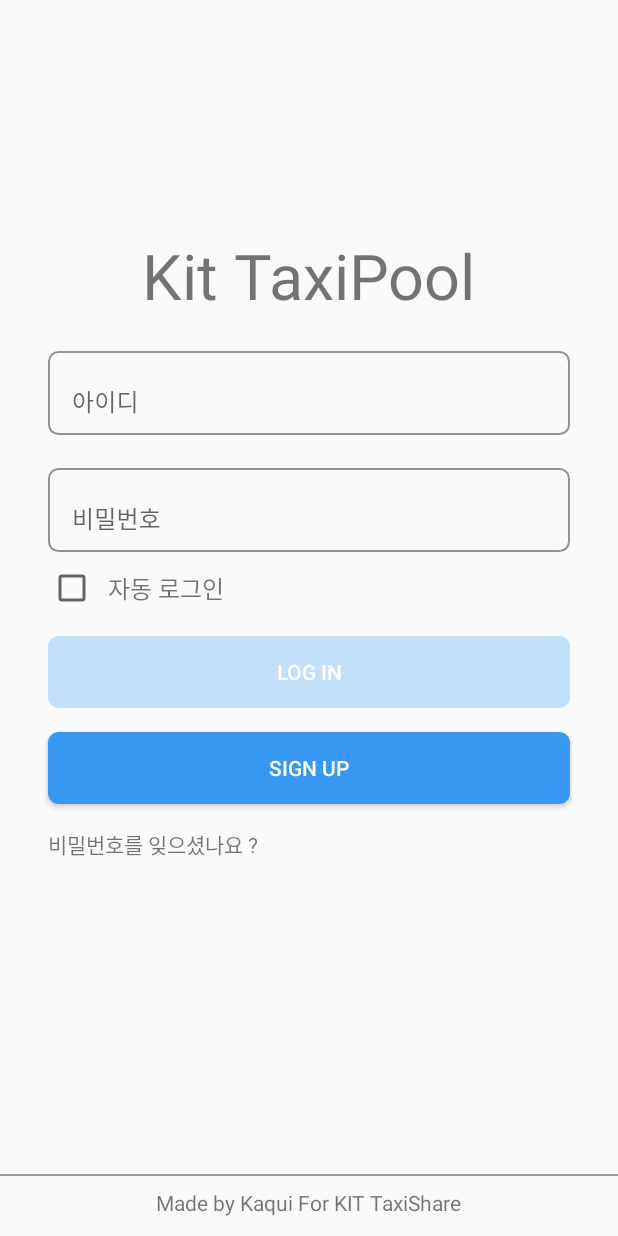
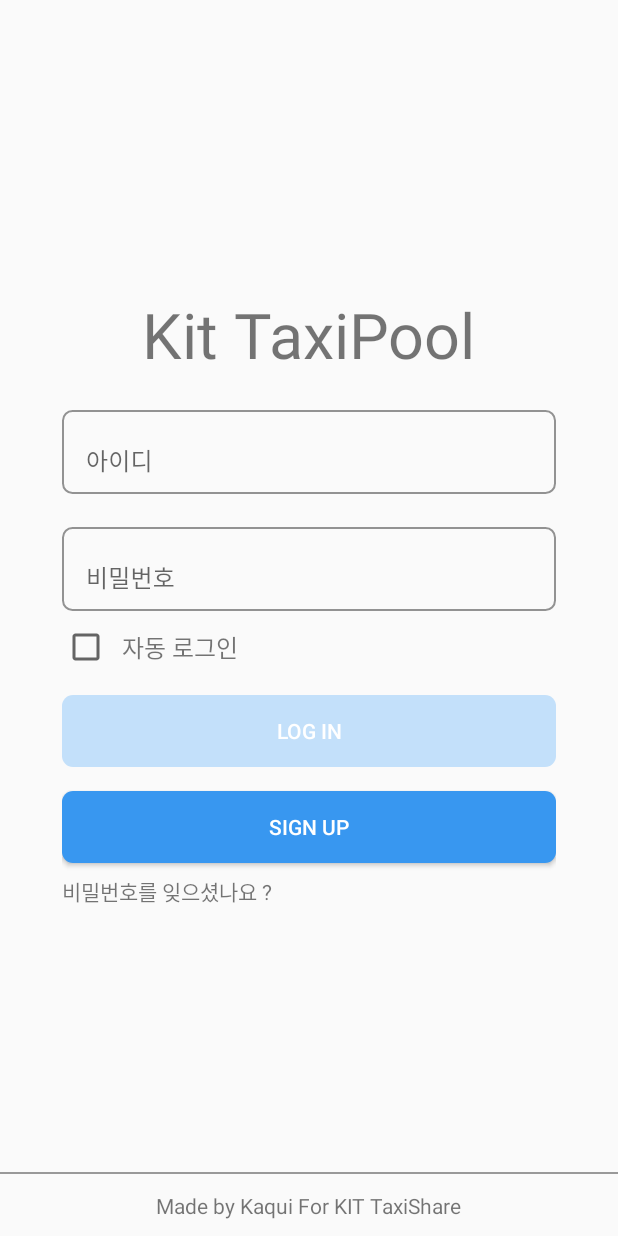
Before and after one commit to KaquiIOS/KIT_TAXI_SHARE, an Android app: the LoginActivity screen opened directly, with no data from a screen before it, on a phone screen of 412 x 824 dp. Run offline under Robolectric (Android 15) with nearby library versions, the phone set to English and light mode, and no system bars; our stand-ins replace RxJava; libraries missing offline, so code that uses them is left out: com.jakewharton.rxbinding3; 7 statements that could not run were skipped.

```diff
--- a/app/src/main/java/com/meongbyeol/taxishare/view/signup/SignUpActivity.kt
+++ b/app/src/main/java/com/meongbyeol/taxishare/view/signup/SignUpActivity.kt
@@ -14,6 +14,7 @@ import com.meongbyeol.taxishare.data.repo.ServerRepositoryImpl
 import com.meongbyeol.taxishare.view.BaseActivity
 import com.tedpark.tedpermission.rx2.TedRx2Permission
 import kotlinx.android.synthetic.main.activity_sign_up.*
+import org.jetbrains.anko.sdk27.coroutines.onClick
 import org.jetbrains.anko.sdk27.coroutines.onTouch
 import org.jetbrains.anko.toast
 
@@ -130,10 +131,8 @@ class SignUpActivity : BaseActivity(), SignUpView {
             .setPermissions(Manifest.permission.READ_EXTERNAL_STORAGE)
             .request()
             .subscribe({
-                // TODO : 갤러리로 넘어가기
                 slideBottomSheet()
             }, {
-                // TODO : 오류 처리하기
                 it.stackTrace[0]
             })
     }
@@ -170,6 +169,9 @@ class SignUpActivity : BaseActivity(), SignUpView {
                 it.stackTrace[0]
             })
 
+        btn_sign_up_back.onClick {
+            finish()
+        }
 
         // 비밀번호 동일 확인
         text_input_sign_up_confirm_pw.textChanges().skipInitialValue()
--- a/app/src/main/res/layout/activity_location_search.xml
+++ b/app/src/main/res/layout/activity_location_search.xml
@@ -29,6 +29,7 @@
                 android:layout_height="wrap_content"
                 android:textSize="18sp"
                 android:maxLines="1"
+                android:inputType="text"
                 android:background="@color/transparent"
                 android:textCursorDrawable="@drawable/blue_cursor"/>
 
--- a/app/src/main/res/layout/activity_login.xml
+++ b/app/src/main/res/layout/activity_login.xml
@@ -1,8 +1,7 @@
 <?xml version="1.0" encoding="utf-8"?>
-<androidx.constraintlayout.widget.ConstraintLayout
-        xmlns:android="http://schemas.android.com/apk/res/android"
+<androidx.constraintlayout.widget.ConstraintLayout xmlns:android="http://schemas.android.com/apk/res/android"
+        xmlns:app="http://schemas.android.com/apk/res-auto"
         xmlns:tools="http://schemas.android.com/tools"
-        xmlns:app="http://schemas.android.com/apk/res-auto"
         android:layout_width="match_parent"
         android:layout_height="match_parent"
         android:focusable="true"
@@ -14,74 +13,78 @@
             android:layout_width="wrap_content"
             android:layout_height="match_parent"
             android:orientation="vertical"
-            app:layout_constraintGuide_begin="@dimen/guide_32"/>
+            app:layout_constraintGuide_percent="0.1" />
 
     <androidx.constraintlayout.widget.Guideline
             android:id="@+id/guide_login_end"
             android:layout_width="wrap_content"
             android:layout_height="match_parent"
             android:orientation="vertical"
-            app:layout_constraintGuide_end="@dimen/guide_32"/>
+            app:layout_constraintGuide_percent="0.9" />
 
     <androidx.constraintlayout.widget.Guideline
             android:id="@+id/guide_login_bottom"
             android:layout_width="wrap_content"
             android:layout_height="match_parent"
             android:orientation="horizontal"
-            app:layout_constraintGuide_percent="0.95"/>
+            app:layout_constraintGuide_percent="0.95" />
 
+    <androidx.constraintlayout.widget.ConstraintLayout
+            android:id="@+id/cl_login_content"
+            android:layout_width="0dp"
+            android:layout_height="wrap_content"
+            android:layout_marginTop="8dp"
+            app:layout_constraintBottom_toBottomOf="@id/guide_login_bottom"
+            app:layout_constraintEnd_toEndOf="@id/guide_login_end"
+            app:layout_constraintStart_toStartOf="@id/guide_login_start"
+            app:layout_constraintTop_toTopOf="parent">
 
-    <androidx.constraintlayout.widget.Guideline
-            android:id="@+id/guide_login_center_h"
-            android:layout_width="wrap_content"
-            android:layout_height="match_parent"
-            android:orientation="horizontal"
-            app:layout_constraintGuide_percent="0.15"/>
 
         <TextView
                 android:id="@+id/tv_login_logo"
                 android:layout_width="wrap_content"
                 android:layout_height="wrap_content"
-            android:layout_marginTop="32dp"
+                android:layout_marginTop="8dp"
                 android:text="@string/login_title"
                 android:textSize="42sp"
-            app:layout_constraintStart_toStartOf="@id/guide_login_start"
-            app:layout_constraintTop_toTopOf="@id/guide_login_center_h"
-            app:layout_constraintEnd_toEndOf="@id/guide_login_end"/>
+                app:layout_constraintEnd_toEndOf="parent"
+                app:layout_constraintStart_toStartOf="parent"
+                app:layout_constraintTop_toTopOf="parent" />
 
         <com.google.android.material.textfield.TextInputLayout
                 android:id="@+id/text_layout_login_id"
+                style="@style/DefaultTextLayoutForm"
+                android:layout_marginTop="@dimen/top_default"
                 android:hint="@string/login_id_hint"
-            android:layout_marginTop="@dimen/top_default"
-            style="@style/DefaultTextLayoutForm"
-            app:layout_constraintStart_toStartOf="@id/guide_login_start"
-            app:layout_constraintTop_toBottomOf="@id/tv_login_logo"
-            app:layout_constraintEnd_toEndOf="@id/guide_login_end">
+                app:layout_constraintEnd_toEndOf="parent"
+                app:layout_constraintStart_toStartOf="parent"
+                app:layout_constraintTop_toBottomOf="@id/tv_login_logo">
 
             <com.google.android.material.textfield.TextInputEditText
                     android:id="@+id/text_input_login_id"
                     android:layout_width="match_parent"
                     android:layout_height="wrap_content"
+                    android:inputType="text"
                     android:maxLength="31"
-                android:maxLines="1"/>
+                    android:maxLines="1" />
 
         </com.google.android.material.textfield.TextInputLayout>
 
         <com.google.android.material.textfield.TextInputLayout
                 android:id="@+id/text_layout_login_pw"
+                style="@style/DefaultTextLayoutForm"
+                android:layout_marginTop="@dimen/top_default"
                 android:hint="@string/login_pw_hint"
-            android:layout_marginTop="@dimen/top_default"
-            style="@style/DefaultTextLayoutForm"
-            app:layout_constraintStart_toStartOf="@id/guide_login_start"
-            app:layout_constraintTop_toBottomOf="@id/text_layout_login_id"
-            app:layout_constraintEnd_toEndOf="@id/guide_login_end">
+                app:layout_constraintEnd_toEndOf="parent"
+                app:layout_constraintStart_toStartOf="parent"
+                app:layout_constraintTop_toBottomOf="@id/text_layout_login_id">
 
             <com.google.android.material.textfield.TextInputEditText
                     android:id="@+id/text_input_login_pw"
                     android:layout_width="match_parent"
                     android:layout_height="wrap_content"
-                android:maxLines="1"
-                android:inputType="textPassword"/>
+                    android:inputType="textPassword"
+                    android:maxLines="1" />
 
         </com.google.android.material.textfield.TextInputLayout>
 
@@ -90,32 +93,32 @@
                 android:layout_width="wrap_content"
                 android:layout_height="wrap_content"
                 android:layout_marginTop="@dimen/default_gutter"
-            app:layout_constraintStart_toStartOf="@id/guide_login_start"
-            app:layout_constraintTop_toBottomOf="@id/text_layout_login_pw"/>
+                app:layout_constraintStart_toStartOf="parent"
+                app:layout_constraintTop_toBottomOf="@id/text_layout_login_pw" />
 
         <TextView
                 android:id="@+id/text_login_remember"
                 android:layout_width="wrap_content"
                 android:layout_height="wrap_content"
+                android:layout_marginStart="@dimen/default_gutter"
                 android:text="@string/login_auto_text"
-            android:layout_marginStart="@dimen/default_gutter"
                 android:textSize="16sp"
+                app:layout_constraintBottom_toBottomOf="@id/cb_login_remember"
                 app:layout_constraintStart_toEndOf="@id/cb_login_remember"
-            app:layout_constraintTop_toTopOf="@id/cb_login_remember"
-            app:layout_constraintBottom_toBottomOf="@id/cb_login_remember"/>
+                app:layout_constraintTop_toTopOf="@id/cb_login_remember" />
 
         <Button
                 android:id="@+id/btn_login_request"
                 android:layout_width="0dp"
                 android:layout_height="wrap_content"
+                android:layout_marginTop="@dimen/top_default"
+                android:background="@drawable/button_background_selector"
                 android:enabled="false"
                 android:text="@string/login_button_text"
-            android:layout_marginTop="@dimen/top_default"
-            android:background="@drawable/button_background_selector"
                 android:textColor="@color/common_white"
-            app:layout_constraintStart_toStartOf="@id/guide_login_start"
-            app:layout_constraintEnd_toEndOf="@id/guide_login_end"
-            app:layout_constraintTop_toBottomOf="@id/cb_login_remember"/>
+                app:layout_constraintEnd_toEndOf="parent"
+                app:layout_constraintStart_toStartOf="parent"
+                app:layout_constraintTop_toBottomOf="@id/cb_login_remember" />
 
         <Button
                 android:id="@+id/btn_login_sign_up"
@@ -125,37 +128,42 @@
                 android:background="@drawable/background_enable_btn_round_corner"
                 android:text="@string/login_sign_up_button_text"
                 android:textColor="@color/common_white"
-            app:layout_constraintStart_toStartOf="@id/guide_login_start"
-            app:layout_constraintEnd_toEndOf="@id/guide_login_end"
-            app:layout_constraintTop_toBottomOf="@id/btn_login_request"/>
+                app:layout_constraintEnd_toEndOf="parent"
+                app:layout_constraintStart_toStartOf="parent"
+                app:layout_constraintTop_toBottomOf="@id/btn_login_request" />
 
         <TextView
                 android:id="@+id/btn_login_find_pw"
                 android:layout_width="wrap_content"
                 android:layout_height="wrap_content"
+                android:layout_marginTop="8dp"
                 android:text="@string/login_find_pw_text"
-            android:layout_marginTop="@dimen/top_default"
-            app:layout_constraintStart_toStartOf="@id/guide_login_start"
-            app:layout_constraintTop_toBottomOf="@id/btn_login_sign_up"/>
+                app:layout_constraintStart_toStartOf="parent"
+                app:layout_constraintTop_toBottomOf="@id/btn_login_sign_up" />
+
+
+    </androidx.constraintlayout.widget.ConstraintLayout>
 
     <View
             android:id="@+id/pl_login_1"
             android:layout_width="match_parent"
             android:layout_height="1dp"
             android:background="@color/common_gray"
+            app:layout_constraintBottom_toBottomOf="@id/guide_login_bottom"
+            app:layout_constraintEnd_toEndOf="@id/guide_login_end"
             app:layout_constraintStart_toStartOf="@id/guide_login_start"
-            app:layout_constraintEnd_toEndOf="@id/guide_login_end"
-            app:layout_constraintTop_toTopOf="@id/guide_login_bottom"/>
+            app:layout_constraintTop_toBottomOf="@id/cl_login_content"
+            app:layout_constraintVertical_bias="1" />
 
     <TextView
             android:id="@+id/tv_login_made_by"
             android:layout_width="wrap_content"
             android:layout_height="wrap_content"
-            android:layout_marginTop="@dimen/default_gutter"
             android:text="@string/login_made_by_text"
+            app:layout_constraintBottom_toBottomOf="parent"
+            app:layout_constraintEnd_toEndOf="@id/guide_login_end"
             app:layout_constraintStart_toStartOf="@id/guide_login_start"
-            app:layout_constraintEnd_toEndOf="@id/guide_login_end"
-            app:layout_constraintTop_toBottomOf="@id/pl_login_1"/>
+            app:layout_constraintTop_toBottomOf="@id/pl_login_1" />
 
 
 </androidx.constraintlayout.widget.ConstraintLayout>
--- a/app/src/main/res/layout/dialog_mylocation_register.xml
+++ b/app/src/main/res/layout/dialog_mylocation_register.xml
@@ -30,9 +30,11 @@
             android:id="@+id/et_register_dialog_name"
             android:layout_width="0dp" android:layout_height="wrap_content"
             android:maxLines="1"
+            android:maxLength="50"
             android:minHeight="50dp"
             android:padding="10dp"
             android:layout_marginTop="8dp"
+            android:inputType="text"
             android:hint="@string/location_dialog_hint"
             app:layout_constraintStart_toStartOf="parent"
             app:layout_constraintEnd_toEndOf="parent"
```
Also changed, not shown: app/src/main/java/com/meongbyeol/taxishare/view/main/register/location/LocationSearchActivity.kt (+7 -0 lines), app/src/main/res/layout/activity_taxi_share_info_detail.xml (+24 -14 lines). Lines whose indentation alone changed are shown as unchanged.
